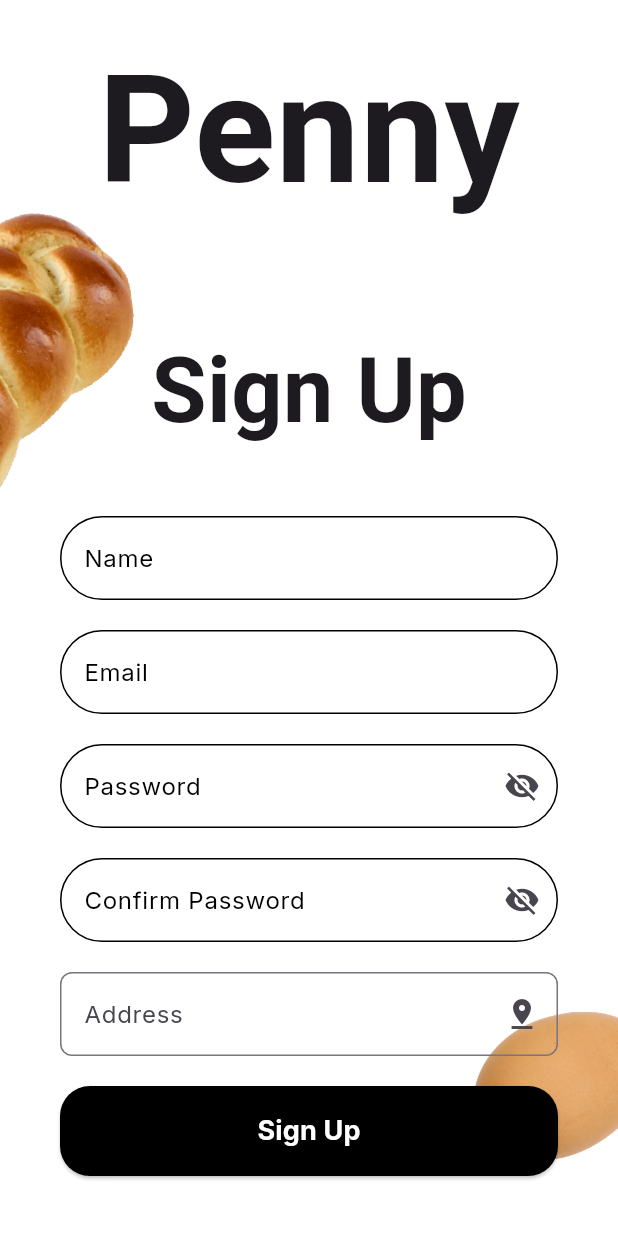
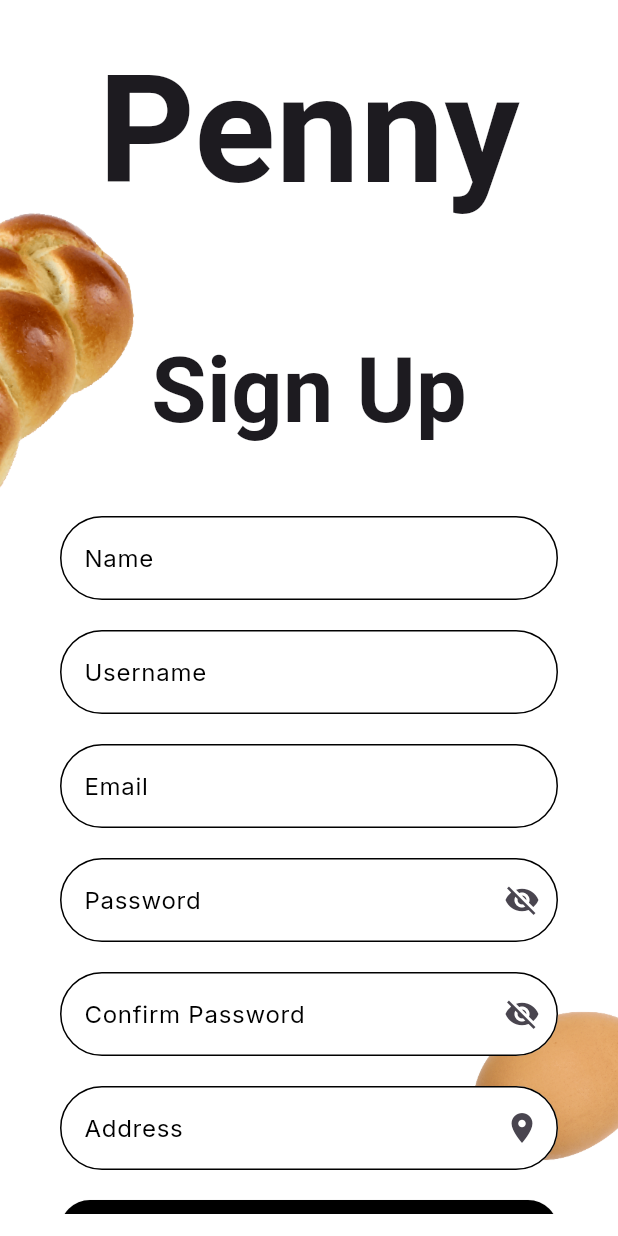
Before and after one commit to JiwooJiyof/penny_project, a Flutter app: the SignUpPage screen opened directly, on a phone screen of 412 x 824 dp. Run offline on Flutter 3.47's test engine with Material 3 defaults, Android fonts, the phone set to English and light mode, and no system bars; our stand-ins replace google_fonts, location; Roboto replaces fonts that are missing (Phudu).

Commit message:
add username & fix styling for address

```diff
--- a/penny/lib/screens/signup_page.dart
+++ b/penny/lib/screens/signup_page.dart
@@ -12,6 +12,7 @@ class SignUpPage extends StatefulWidget {
 
 class _SignUpPageState extends State<SignUpPage> {
   final TextEditingController _nameController = TextEditingController();
+  final TextEditingController _usernameController = TextEditingController();
   final TextEditingController _emailController = TextEditingController();
   final TextEditingController _passwordController = TextEditingController();
   final TextEditingController _confirmPasswordController =
@@ -66,6 +67,12 @@ class _SignUpPageState extends State<SignUpPage> {
                             (value) =>
                                 value!.isEmpty ? 'Name cannot be empty' : null),
                         SizedBox(height: 20),
+                        _buildTextField(
+                          _usernameController,
+                          'Username',
+                          (value) => _validateUsername(value),
+                        ),
+                        SizedBox(height: 20),
                         _buildEmailField(),
                         SizedBox(height: 20),
                         _buildPasswordField(
@@ -104,7 +111,7 @@ class _SignUpPageState extends State<SignUpPage> {
                         Row(
                           mainAxisAlignment: MainAxisAlignment.center,
                           children: [
-                            Text("Already have an account "),
+                            Text("Already have an account? "),
                             TextButton(
                               onPressed: () {
                                 Navigator.pop(
@@ -180,9 +187,7 @@ class _SignUpPageState extends State<SignUpPage> {
                 borderRadius: BorderRadius.circular(30),
                 borderSide: BorderSide(color: Colors.black),
               ),
-
               labelText: label,
-
               suffixIcon: IconButton(
                 icon: Icon(
                   confirm
@@ -211,6 +216,19 @@ class _SignUpPageState extends State<SignUpPage> {
         );
       },
     );
+  }
+
+  String? _validateUsername(String? value) {
+    if (value == null || value.isEmpty) {
+      return 'Username cannot be empty';
+    }
+    if (value.length < 6 || value.length > 30) {
+      return 'Username must be 6 to 30 characters long';
+    }
+    if (!RegExp(r'^[a-zA-Z][a-zA-Z0-9_]*$').hasMatch(value)) {
+      return 'Username must start with a letter and can only contain letters, numbers, and underscores';
+    }
+    return null;
   }
 
   String? _passwordValidation(String? value) {
@@ -272,15 +290,32 @@ class _SignUpPageState extends State<SignUpPage> {
     return Column(
       crossAxisAlignment: CrossAxisAlignment.start,
       children: [
-        TextFormField(
+        Container(
+          decoration: BoxDecoration(
+            color: Colors.white,
+            borderRadius: BorderRadius.circular(30),
+          ),
+          child: TextFormField(
+            cursorColor: Colors.amber,
             controller: controller,
             decoration: InputDecoration(
+              labelStyle: TextStyle(color: Colors.black), // black label style
+              focusedBorder: OutlineInputBorder(
+                // amber focused border
+                borderRadius: BorderRadius.circular(30),
+                borderSide: BorderSide(color: Colors.amber),
+              ),
+              enabledBorder: OutlineInputBorder(
+                // style when TextField is enabled
+                borderRadius: BorderRadius.circular(30),
+                borderSide: BorderSide(color: Colors.black),
+              ),
               labelText: 'Address',
               border: OutlineInputBorder(
-              borderRadius: BorderRadius.circular(8),
+                borderRadius: BorderRadius.circular(30),
               ),
               suffixIcon: IconButton(
-              icon: Icon(Icons.pin_drop),
+                icon: Icon(Icons.location_on),
                 onPressed: () async {
                   LocationData? locationData =
                       await LocationUtils.getCurrentLocation();
@@ -295,12 +330,14 @@ class _SignUpPageState extends State<SignUpPage> {
             onChanged: (value) async {
               if (value.isNotEmpty) {
                 _suggestions.clear();
-              _suggestions.addAll(await LocationUtils.fetchSuggestions(value));
+                _suggestions
+                    .addAll(await LocationUtils.fetchSuggestions(value));
                 setState(() {});
               }
             },
             validator: (value) =>
                 value!.isEmpty ? 'Address cannot be empty' : null,
+          ),
         ),
         _buildSuggestionsDropdown(),
       ],
@@ -312,7 +349,21 @@ class _SignUpPageState extends State<SignUpPage> {
       shrinkWrap: true,
       itemCount: _suggestions.length,
       itemBuilder: (context, index) {
-        return ListTile(
+        return Container(
+          margin: EdgeInsets.symmetric(vertical: 2), // space between each tile
+          decoration: BoxDecoration(
+            color: Colors.white, // white bkgd
+            borderRadius: BorderRadius.circular(30), // Rounded corners
+            boxShadow: [
+              BoxShadow(
+                color: Colors.grey.withOpacity(0.2),
+                spreadRadius: 1,
+                blurRadius: 3,
+                offset: Offset(0, 1), // Shadow effect
+              ),
+            ],
+          ),
+          child: ListTile(
             title: Text(_suggestions[index]),
             onTap: () {
               _addressController.text = _suggestions[index];
@@ -320,6 +371,7 @@ class _SignUpPageState extends State<SignUpPage> {
                 _suggestions.clear(); // Clear suggestions after selection
               });
             },
+          ),
         );
       },
     );
```
Lines whose indentation alone changed are shown as unchanged.
